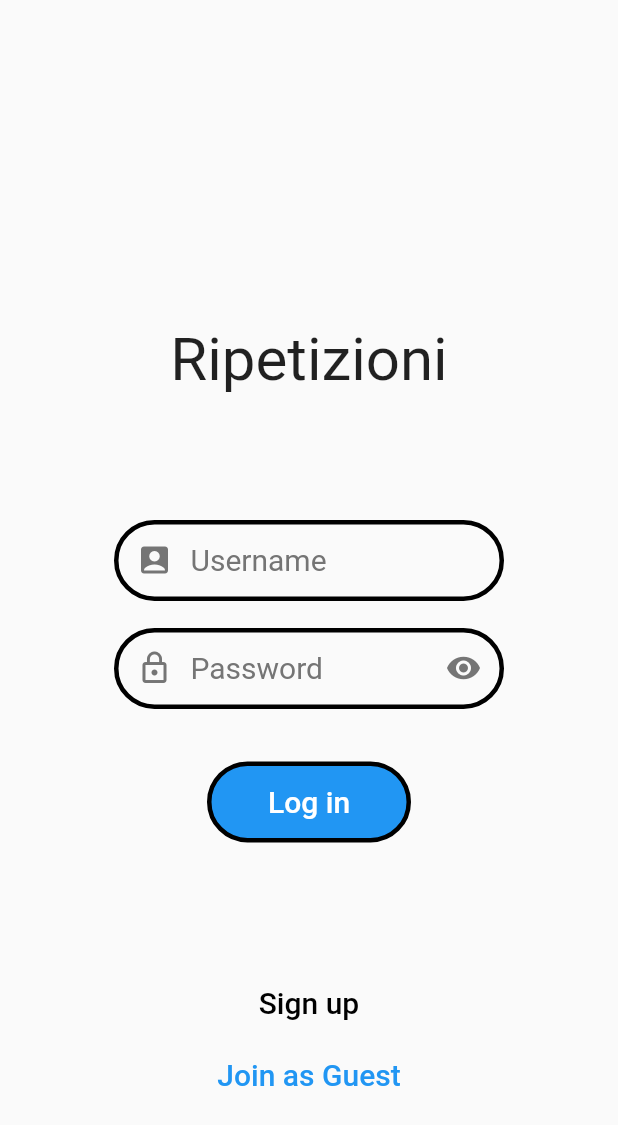
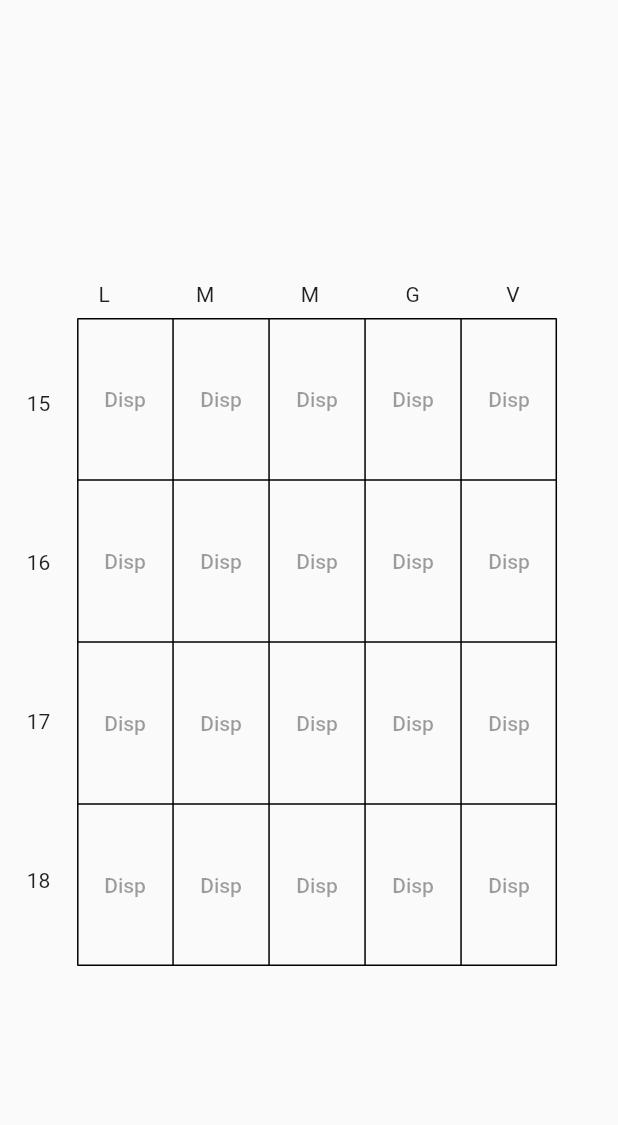
Before and after one commit to fededige/RipetizioniAndroid, a Flutter app: the screen it shows after launch, on a phone screen of 412 x 824 dp. Shown: the top 1125 px of the screen. Run offline on Flutter 3.47's test engine with Material 2 defaults, Android fonts, the phone set to English and light mode, and no system bars; Roboto replaces fonts that are missing (EncodeSans).

Commit message:
ripetizionidispibibili table added

```diff
--- a/lib/main.dart
+++ b/lib/main.dart
@@ -6,10 +6,11 @@ import 'package:ripetizioni/pagine/homeUtente.dart';
 import 'package:ripetizioni/pagine/impostazioni.dart';
 import 'package:ripetizioni/pagine/cambioNomeUtente.dart';
 import 'package:ripetizioni/pagine/cambioPassword.dart';
+import 'pagine/ripetizioniDisp.dart';
 
 
 void main() => runApp(MaterialApp(
-    initialRoute: '/login',
+    initialRoute: '/ripetizioniDisp',
     routes: {
       '/login': (context) => LoginPage(),
       '/registrazione': (context) => PaginaRegistrazione(),
@@ -18,5 +19,6 @@ void main() => runApp(MaterialApp(
       '/impostazioni': (context) => PaginaImpostazioni(),
       '/cambioNomeUtente': (context) => PaginaCambioNomeU(),
       '/cambioPassword': (context) => PaginaCambioPassword(),
+      '/ripetizioniDisp': (context) => PaginaRipetizioni(),
     }
 ));
--- /dev/null
+++ b/lib/pagine/ripetizioniDisp.dart
@@ -0,0 +1,291 @@
+import 'package:flutter/material.dart';
+
+class PaginaRipetizioni extends StatefulWidget {
+  @override
+  State<PaginaRipetizioni> createState() => _PaginaRipetizioniState();
+}
+
+class _PaginaRipetizioniState extends State<PaginaRipetizioni> {
+  @override
+  Widget build(BuildContext context) {
+    return Scaffold(
+      body: Center(
+        child: Column(
+          mainAxisAlignment: MainAxisAlignment.center,
+          children: <Widget>[
+            Row(),
+            Column(
+              children: <Widget>[
+                Padding(
+                  padding: const EdgeInsets.all(8.0),
+                  child: Row(
+                    mainAxisAlignment: MainAxisAlignment.spaceEvenly,
+                      children: const <Widget>[
+                        Text(
+                          'L'
+                        ),
+                        Text(
+                            'M'
+                        ),
+                        Text(
+                            'M'
+                        ),
+                        Text(
+                            'G'
+                        ),
+                        Text(
+                            'V'
+                        ),
+                      ]
+                  ),
+                ),
+                Row(
+                  mainAxisAlignment: MainAxisAlignment.spaceEvenly,
+                  children: <Widget>[
+                    Column(
+                      mainAxisAlignment: MainAxisAlignment.spaceEvenly,
+                      children: const <Widget>[
+                        Text(
+                            '15'
+                        ),
+                        SizedBox(
+                          height: 90.0,
+                        ),
+                        Text(
+                            '16'
+                        ),
+                        SizedBox(
+                          height: 90.0,
+                        ),
+                        Text(
+                            '17'
+                        ),
+                        SizedBox(
+                          height: 90.0,
+                        ),
+                        Text(
+                            '18'
+                        ),
+                      ],
+                    ),
+                    Table(
+                      border: TableBorder.all(),
+                      columnWidths: const <int, TableColumnWidth>{
+                        0: IntrinsicColumnWidth(),
+                        1: IntrinsicColumnWidth(),
+                        2: IntrinsicColumnWidth(),
+                        3: IntrinsicColumnWidth(),
+                        4: IntrinsicColumnWidth(),
+                      },
+                      children: const [
+                        TableRow(
+                          children: [
+                            Padding(
+                              padding: EdgeInsets.fromLTRB(0.0, 30.0, 0, 30.0),
+                              child: TextButton(
+                                onPressed: null,
+                                child: Text(
+                                  'Disp',
+                                ),
+                              ),
+                            ),
+                            Padding(
+                              padding: EdgeInsets.fromLTRB(0.0, 30.0, 0, 30.0),
+                              child: TextButton(
+                                onPressed: null,
+                                child: Text(
+                                  'Disp',
+                                ),
+                              ),
+                            ),
+                            Padding(
+                              padding: EdgeInsets.fromLTRB(0.0, 30.0, 0, 30.0),
+                              child: TextButton(
+                                onPressed: null,
+                                child: Text(
+                                  'Disp',
+                                ),
+                              ),
+                            ),
+                            Padding(
+                              padding: EdgeInsets.fromLTRB(0.0, 30.0, 0, 30.0),
+                              child: TextButton(
+                                onPressed: null,
+                                child: Text(
+                                  'Disp',
+                                ),
+                              ),
+                            ),
+                            Padding(
+                              padding: EdgeInsets.fromLTRB(0.0, 30.0, 0, 30.0),
+                              child: TextButton(
+                                onPressed: null,
+                                child: Text(
+                                  'Disp',
+                                ),
+                              ),
+                            ),
+                          ],
+                        ),
+                        TableRow(
+                          children: [
+                            Padding(
+                              padding: EdgeInsets.fromLTRB(0.0, 30.0, 0, 30.0),
+                              child: TextButton(
+                                onPressed: null,
+                                child: Text(
+                                  'Disp',
+                                ),
+                              ),
+                            ),
+                            Padding(
+                              padding: EdgeInsets.fromLTRB(0.0, 30.0, 0, 30.0),
+                              child: TextButton(
+                                onPressed: null,
+                                child: Text(
+                                  'Disp',
+                                ),
+                              ),
+                            ),
+                            Padding(
+                              padding: EdgeInsets.fromLTRB(0.0, 30.0, 0, 30.0),
+                              child: TextButton(
+                                onPressed: null,
+                                child: Text(
+                                  'Disp',
+                                ),
+                              ),
+                            ),
+                            Padding(
+                              padding: EdgeInsets.fromLTRB(0.0, 30.0, 0, 30.0),
+                              child: TextButton(
+                                onPressed: null,
+                                child: Text(
+                                  'Disp',
+                                ),
+                              ),
+                            ),
+                            Padding(
+                              padding: EdgeInsets.fromLTRB(0.0, 30.0, 0, 30.0),
+                              child: TextButton(
+                                onPressed: null,
+                                child: Text(
+                                  'Disp',
+                                ),
+                              ),
+                            ),
+                          ],
+                        ),TableRow(
+                          children: [
+                            Padding(
+                              padding: EdgeInsets.fromLTRB(0.0, 30.0, 0, 30.0),
+                              child: TextButton(
+                                onPressed: null,
+                                child: Text(
+                                  'Disp',
+                                ),
+                              ),
+                            ),
+                            Padding(
+                              padding: EdgeInsets.fromLTRB(0.0, 30.0, 0, 30.0),
+                              child: TextButton(
+                                onPressed: null,
+                                child: Text(
+                                  'Disp',
+                                ),
+                              ),
+                            ),
+                            Padding(
+                              padding: EdgeInsets.fromLTRB(0.0, 30.0, 0, 30.0),
+                              child: TextButton(
+                                onPressed: null,
+                                child: Text(
+                                  'Disp',
+                                ),
+                              ),
+                            ),
+                            Padding(
+                              padding: EdgeInsets.fromLTRB(0.0, 30.0, 0, 30.0),
+                              child: TextButton(
+                                onPressed: null,
+                                child: Text(
+                                  'Disp',
+                                ),
+                              ),
+                            ),
+                            Padding(
+                              padding: EdgeInsets.fromLTRB(0.0, 30.0, 0, 30.0),
+                              child: TextButton(
+                                onPressed: null,
+                                child: Text(
+                                  'Disp',
+                                ),
+                              ),
+                            ),
+                          ],
+                        ),
+
+                        TableRow(
+                          children: [
+                            Padding(
+                              padding: EdgeInsets.fromLTRB(0.0, 30.0, 0, 30.0),
+                              child: TextButton(
+                                onPressed: null,
+                                child: Text(
+                                  'Disp',
+                                ),
+                              ),
+                            ),
+                            Padding(
+                              padding: EdgeInsets.fromLTRB(0.0, 30.0, 0, 30.0),
+                              child: TextButton(
+                                onPressed: null,
+                                child: Text(
+                                  'Disp',
+                                ),
+                              ),
+                            ),
+                            Padding(
+                              padding: EdgeInsets.fromLTRB(0.0, 30.0, 0, 30.0),
+                              child: TextButton(
+                                onPressed: null,
+                                child: Text(
+                                  'Disp',
+                                ),
+                              ),
+                            ),
+                            Padding(
+                              padding: EdgeInsets.fromLTRB(0.0, 30.0, 0, 30.0),
+                              child: TextButton(
+                                onPressed: null,
+                                child: Text(
+                                  'Disp',
+                                ),
+                              ),
+                            ),
+                            Padding(
+                              padding: EdgeInsets.fromLTRB(0.0, 30.0, 0, 30.0),
+                              child: TextButton(
+                                onPressed: null,
+                                child: Text(
+                                  'Disp',
+                                ),
+                              ),
+                            ),
+                          ],
+                        ),
+                      ],
+                    ),
+                    const SizedBox(
+                      width: 5,
+                    )
+                  ],
+                ),
+              ],
+            )
+          ],
+        ),
+      ),
+    );
+  }
+}
```
